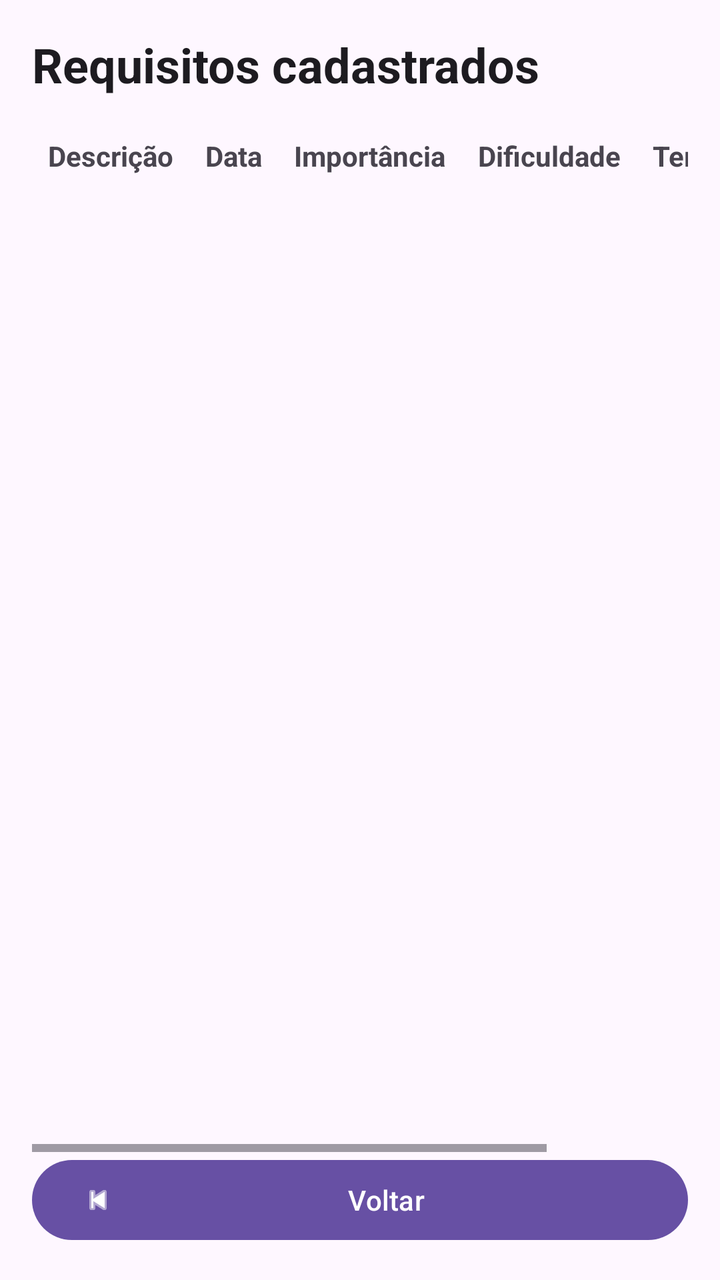
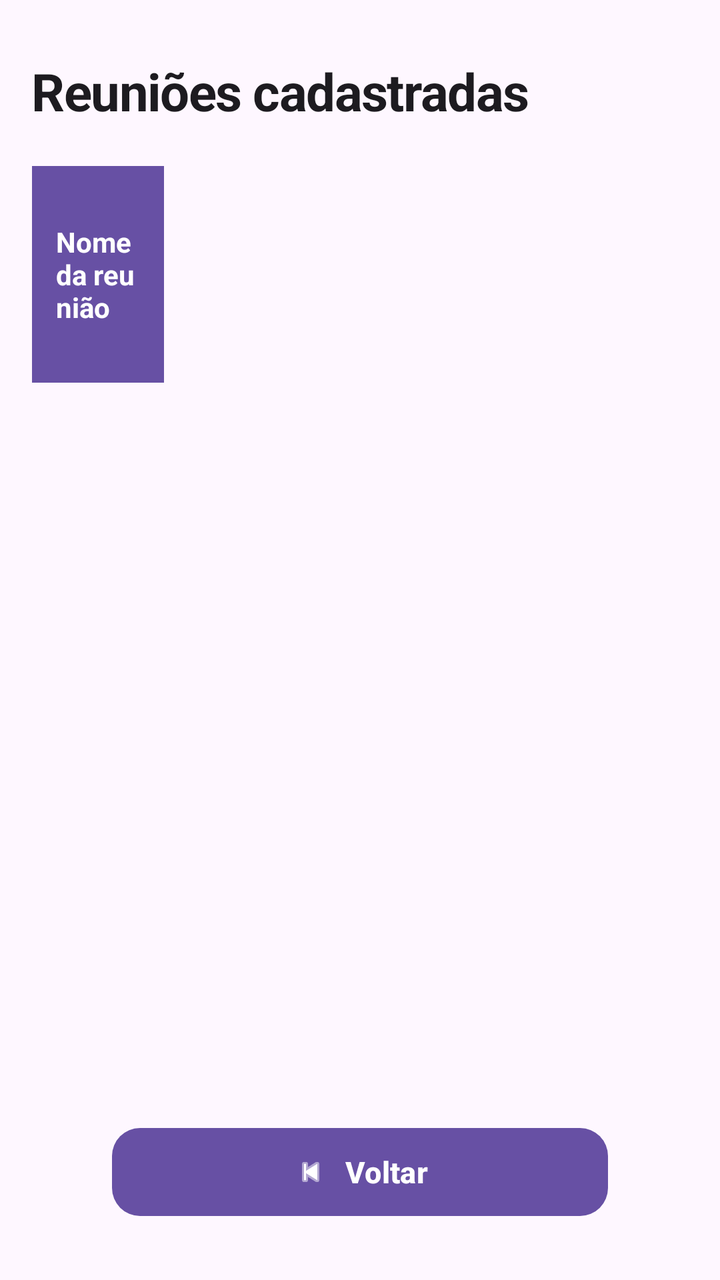

Two renders of the same Android screen: before a commit and after it. Below are the layout's source before the change and the commit's diff.
<!-- AndroidManifest.xml: application theme Theme.TaskManagER -->
<!-- res/layout/activity_list.xml -->
<?xml version="1.0" encoding="utf-8"?>
<androidx.constraintlayout.widget.ConstraintLayout
    xmlns:android="http://schemas.android.com/apk/res/android"
    xmlns:app="http://schemas.android.com/apk/res-auto"
    android:layout_width="match_parent"
    android:layout_height="match_parent"
    android:padding="16dp">

    <TextView
        android:id="@+id/tvListTitle"
        android:layout_width="0dp"
        android:layout_height="wrap_content"
        android:text="Requisitos cadastrados"
        android:textSize="24sp"
        android:textStyle="bold"
        android:textColor="?attr/colorOnSurface"
        app:layout_constraintTop_toTopOf="parent"
        app:layout_constraintStart_toStartOf="parent"
        app:layout_constraintEnd_toEndOf="parent" />

    <HorizontalScrollView
        android:id="@+id/scrollRequirements"
        android:layout_width="0dp"
        android:layout_height="0dp"
        android:layout_marginTop="12dp"
        android:fillViewport="true"
        android:scrollbars="horizontal"
        app:layout_constraintBottom_toTopOf="@id/btnReturn2"
        app:layout_constraintEnd_toEndOf="parent"
        app:layout_constraintHorizontal_bias="1.0"
        app:layout_constraintStart_toStartOf="parent"
        app:layout_constraintTop_toBottomOf="@id/tvListTitle"
        app:layout_constraintVertical_bias="1.0">

        <TableLayout
            android:id="@+id/tableProducts"
            android:layout_width="wrap_content"
            android:layout_height="wrap_content"
            android:stretchColumns="0">

            <TableRow>

                <TextView
                    android:padding="8dp"
                    android:text="Descrição"
                    android:textStyle="bold" />

                <TextView
                    android:padding="8dp"
                    android:text="Data"
                    android:textStyle="bold" />

                <TextView
                    android:padding="8dp"
                    android:text="Importância"
                    android:textStyle="bold" />

                <TextView
                    android:padding="8dp"
                    android:text="Dificuldade"
                    android:textStyle="bold" />

                <TextView
                    android:padding="8dp"
                    android:text="Tempo"
                    android:textStyle="bold" />

                <TextView
                    android:padding="8dp"
                    android:text="Ações"
                    android:textStyle="bold" />
            </TableRow>

        </TableLayout>
    </HorizontalScrollView>

    <com.google.android.material.button.MaterialButton
        android:id="@+id/btnReturn2"
        android:layout_width="0dp"
        android:layout_height="wrap_content"
        android:layout_marginTop="12dp"
        android:text="Voltar"
        app:icon="@android:drawable/ic_media_previous"
        app:layout_constraintBottom_toBottomOf="parent"
        app:layout_constraintStart_toStartOf="parent"
        app:layout_constraintEnd_toEndOf="parent" />

</androidx.constraintlayout.widget.ConstraintLayout>
<!-- resources referenced by this layout -->
<resources>
  <style name="Theme.TaskManagER" parent="Base.Theme.TaskManagER" />
  <style name="Base.Theme.TaskManagER" parent="Theme.Material3.DayNight.NoActionBar">
          
          
      </style>
</resources>

<!-- the commit's change to res/layout/activity_list.xml (unified diff, before → after) -->
@@ -4,83 +4,112 @@
     xmlns:app="http://schemas.android.com/apk/res-auto"
     android:layout_width="match_parent"
     android:layout_height="match_parent"
+    android:background="?attr/colorSurface"
     android:padding="16dp">
 
+    
     <TextView
-        android:id="@+id/tvListTitle"
+        android:id="@+id/tvReunionsTitle"
         android:layout_width="0dp"
         android:layout_height="wrap_content"
-        android:text="Requisitos cadastrados"
-        android:textSize="24sp"
+        android:layout_marginTop="12dp"
+        android:text="Reuniões cadastradas"
+        android:textColor="?attr/colorOnSurface"
+        android:textSize="26sp"
         android:textStyle="bold"
-        android:textColor="?attr/colorOnSurface"
+        android:letterSpacing="-0.02"
         app:layout_constraintTop_toTopOf="parent"
         app:layout_constraintStart_toStartOf="parent"
         app:layout_constraintEnd_toEndOf="parent" />
 
+    
+    <TextView
+        android:id="@+id/tvEmptyReunions"
+        android:layout_width="0dp"
+        android:layout_height="wrap_content"
+        android:layout_marginTop="24dp"
+        android:padding="24dp"
+        android:gravity="center"
+        android:text="Nenhuma reunião cadastrada."
+        android:textColor="?attr/colorOnSurfaceVariant"
+        android:textSize="16sp"
+        android:visibility="gone"
+        app:layout_constraintTop_toBottomOf="@id/tvReunionsTitle"
+        app:layout_constraintBottom_toTopOf="@id/btnReturnReunions"
+        app:layout_constraintStart_toStartOf="parent"
+        app:layout_constraintEnd_toEndOf="parent" />
+
+    
     <HorizontalScrollView
-        android:id="@+id/scrollRequirements"
+        android:id="@+id/scrollReunions"
         android:layout_width="0dp"
         android:layout_height="0dp"
-        android:layout_marginTop="12dp"
-        android:fillViewport="true"
+        android:layout_marginTop="20dp"
+        android:layout_marginBottom="12dp"
+        android:fillViewport="false"
         android:scrollbars="horizontal"
-        app:layout_constraintBottom_toTopOf="@id/btnReturn2"
-        app:layout_constraintEnd_toEndOf="parent"
-        app:layout_constraintHorizontal_bias="1.0"
+        android:clipToPadding="false"
+        app:layout_constraintTop_toBottomOf="@id/tvReunionsTitle"
+        app:layout_constraintBottom_toTopOf="@id/btnReturnReunions"
         app:layout_constraintStart_toStartOf="parent"
-        app:layout_constraintTop_toBottomOf="@id/tvListTitle"
-        app:layout_constraintVertical_bias="1.0">
+        app:layout_constraintEnd_toEndOf="parent">
 
         <TableLayout
-            android:id="@+id/tableProducts"
+            android:id="@+id/tableReunions"
             android:layout_width="wrap_content"
             android:layout_height="wrap_content"
+            android:background="?attr/colorSurfaceContainerLow"
+            android:shrinkColumns="*"
             android:stretchColumns="0">
 
-            <TableRow>
+            
+            <TableRow
+                android:layout_width="wrap_content"
+                android:layout_height="wrap_content"
+                android:background="?attr/colorPrimary"
+                android:gravity="center_vertical">
 
                 <TextView
-                    android:padding="8dp"
-                    android:text="Descrição"
+                    android:layout_width="220dp"
+                    android:layout_height="match_parent"
+                    android:gravity="center_vertical"
+                    android:padding="12dp"
+                    android:text="Nome da reunião"
+                    android:textColor="?attr/colorOnPrimary"
+                    android:textSize="14sp"
                     android:textStyle="bold" />
 
                 <TextView
-                    android:padding="8dp"
-                    android:text="Data"
+                    android:layout_width="88dp"
+                    android:layout_height="match_parent"
+                    android:gravity="center"
+                    android:padding="12dp"
+                    android:text="Ações"
+                    android:textColor="?attr/colorOnPrimary"
+                    android:textSize="14sp"
                     android:textStyle="bold" />
 
-                <TextView
-                    android:padding="8dp"
-                    android:text="Importância"
-                    android:textStyle="bold" />
-
-                <TextView
-                    android:padding="8dp"
-                    android:text="Dificuldade"
-                    android:textStyle="bold" />
-
-                <TextView
-                    android:padding="8dp"
-                    android:text="Tempo"
-                    android:textStyle="bold" />
-
-                <TextView
-                    android:padding="8dp"
-                    android:text="Ações"
-                    android:textStyle="bold" />
             </TableRow>
 
         </TableLayout>
+
     </HorizontalScrollView>
 
+    
     <com.google.android.material.button.MaterialButton
-        android:id="@+id/btnReturn2"
+        android:id="@+id/btnReturnReunions"
         android:layout_width="0dp"
         android:layout_height="wrap_content"
-        android:layout_marginTop="12dp"
+        android:layout_marginStart="40dp"
+        android:layout_marginEnd="40dp"
+        android:layout_marginBottom="12dp"
+        android:minHeight="52dp"
         android:text="Voltar"
+        android:textSize="15sp"
+        android:textStyle="bold"
+        app:cornerRadius="14dp"
         app:icon="@android:drawable/ic_media_previous"
+        app:iconGravity="textStart"
         app:layout_constraintBottom_toBottomOf="parent"
         app:layout_constraintStart_toStartOf="parent"
         app:layout_constraintEnd_toEndOf="parent" />
